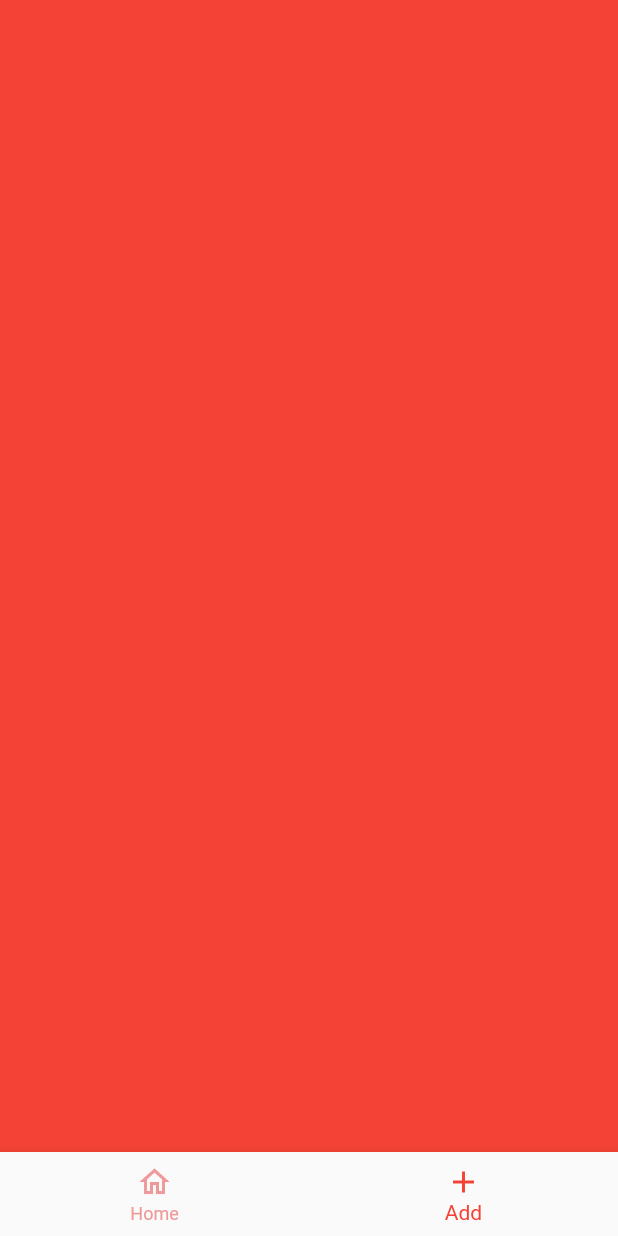
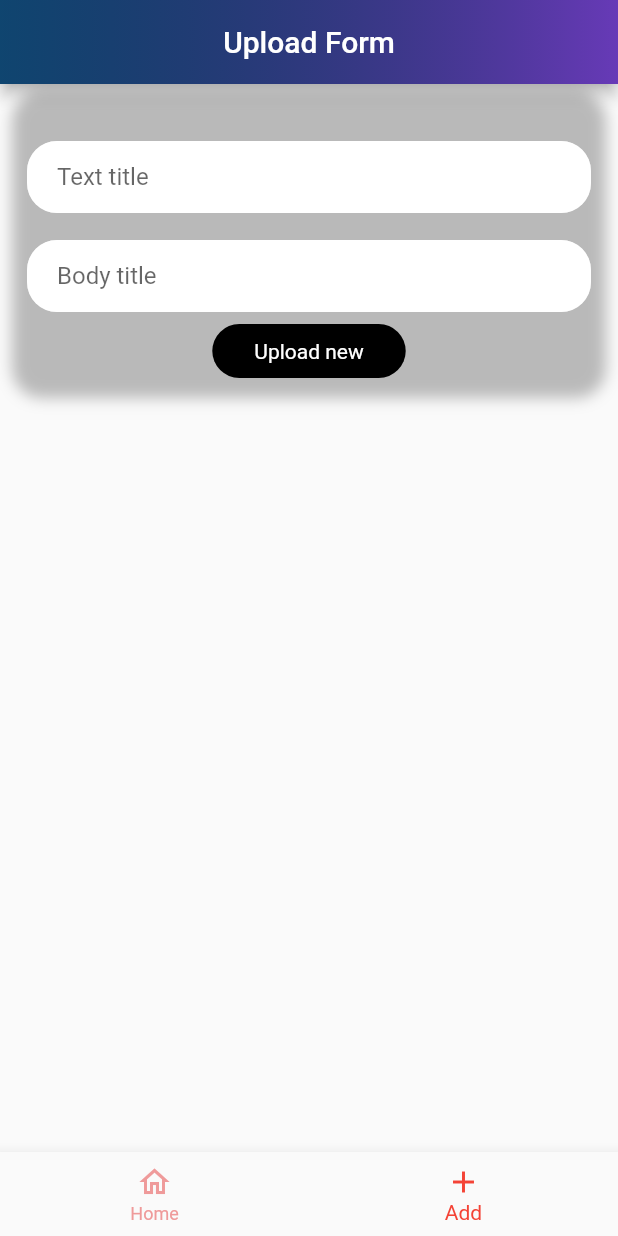
Before and after one commit to zehraeryoldas/socialmediafeedapp, a Flutter app: the screen it shows after launch, item 2 of the bottom bar chosen, on a phone screen of 412 x 824 dp. Run offline on Flutter 3.47's test engine with Material 2 defaults, Android fonts, the phone set to English and light mode, and no system bars; our stand-ins replace firebase_core, get; accounts and stored records are empty.

Commit message:
design created

```diff
--- a/lib/users/fragments/upload_item.dart
+++ b/lib/users/fragments/upload_item.dart
@@ -9,10 +9,122 @@ class UploadItemFragmentScreen extends StatefulWidget {
 }
 
 class _UploadItemFragmentScreenState extends State<UploadItemFragmentScreen> {
+  var formKey = GlobalKey<FormState>();
+  //tarih eklenir
+  final TextEditingController _titleText = TextEditingController();
+  final TextEditingController _bodytext = TextEditingController();
+  //resim alınacak
+
   @override
   Widget build(BuildContext context) {
-    return Container(
-      color: Colors.red,
+    return Scaffold(
+      appBar: AppBar(
+        flexibleSpace: Container(
+          decoration: const BoxDecoration(
+              gradient:
+                  LinearGradient(colors: [Colors.black54, Colors.deepPurple])),
+        ),
+        automaticallyImplyLeading: false,
+        title: const Text("Upload Form"),
+        centerTitle: true,
+      ),
+      body: ListView(children: [
+        Padding(
+          padding: const EdgeInsets.all(8.0),
+          child: Container(
+            decoration: BoxDecoration(
+                borderRadius: BorderRadius.circular(20),
+                boxShadow: const [
+                  BoxShadow(
+                    blurRadius: 8,
+                    color: Colors.black26,
+                    offset: Offset(0, -3),
+                  )
+                ]),
+            child: Padding(
+              padding: const EdgeInsets.fromLTRB(10, 30, 10, 8),
+              child: Column(
+                children: [
+                  Form(
+                      key: formKey,
+                      child: Column(
+                        children: [
+                          _myTextFormField(_titleText,
+                              "please write text title", "Text title"),
+                          const SizedBox(
+                            height: 18,
+                          ),
+                          _myTextFormField(_bodytext, "please write body title",
+                              "Body title"),
+                          Padding(
+                            padding: const EdgeInsets.all(8.0),
+                            child: Material(
+                              color: Colors.black,
+                              borderRadius: BorderRadius.circular(20),
+                              child: InkWell(
+                                onTap: () {},
+                                child: const Padding(
+                                  padding: EdgeInsets.symmetric(
+                                    vertical: 10,
+                                    horizontal: 28,
+                                  ),
+                                  child: Text(
+                                    "Upload new",
+                                    style: TextStyle(color: Colors.white),
+                                  ),
+                                ),
+                              ),
+                            ),
+                          )
+                        ],
+                      ))
+                ],
+              ),
+            ),
+          ),
+        )
+      ]),
+    );
+  }
+
+  TextFormField _myTextFormField(
+      TextEditingController controller, String metin, String hintext) {
+    return TextFormField(
+      decoration: InputDecoration(
+        border: OutlineInputBorder(
+          borderRadius: BorderRadius.circular(20),
+          borderSide: const BorderSide(
+            color: Colors.white60,
+          ),
+        ),
+        enabledBorder: OutlineInputBorder(
+          borderRadius: BorderRadius.circular(20),
+          borderSide: const BorderSide(
+            color: Colors.white60,
+          ),
+        ),
+        focusedBorder: OutlineInputBorder(
+          borderRadius: BorderRadius.circular(20),
+          borderSide: const BorderSide(
+            color: Colors.red,
+          ),
+        ),
+        disabledBorder: OutlineInputBorder(
+          borderRadius: BorderRadius.circular(20),
+          borderSide: const BorderSide(
+            color: Colors.white60,
+          ),
+        ),
+        contentPadding: const EdgeInsets.symmetric(
+          horizontal: 20,
+          vertical: 6,
+        ),
+        fillColor: Colors.white,
+        filled: true,
+        hintText: hintext,
+      ),
+      controller: controller,
+      validator: (value) => value == "" ? metin : null,
     );
   }
 }
```
